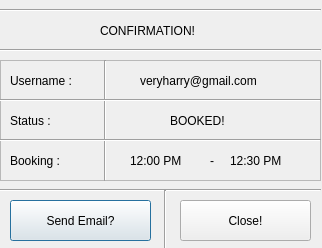
Old version of the form QtPy5/Final_project_Config.ui in the repository harsimran2421/bike-dock-system.
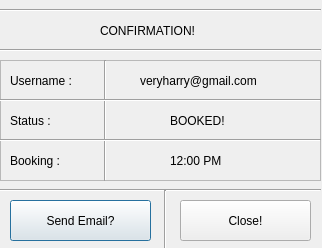
New version of the form.

Diff of the .ui file:
```diff
--- a/QtPy5/Final_project_Config.ui
+++ b/QtPy5/Final_project_Config.ui
@@ -187,7 +187,7 @@
    <widget class="QLabel" name="label_8">
     <property name="geometry">
      <rect>
-      <x>130</x>
+      <x>170</x>
       <y>90</y>
       <width>71</width>
       <height>21</height>
@@ -197,32 +197,6 @@
      <string>12:00 PM</string>
     </property>
    </widget>
-   <widget class="QLabel" name="label_9">
-    <property name="geometry">
-     <rect>
-      <x>230</x>
-      <y>90</y>
-      <width>71</width>
-      <height>21</height>
-     </rect>
-    </property>
-    <property name="text">
-     <string>12:30 PM</string>
-    </property>
-   </widget>
-   <widget class="QLabel" name="label_10">
-    <property name="geometry">
-     <rect>
-      <x>210</x>
-      <y>90</y>
-      <width>21</width>
-      <height>21</height>
-     </rect>
-    </property>
-    <property name="text">
-     <string>-</string>
-    </property>
-   </widget>
   </widget>
   <widget class="Line" name="line_12">
    <property name="geometry">
```
